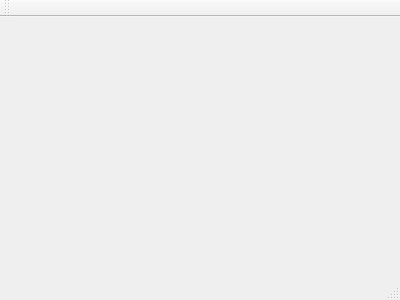
First picture: the form in student/12/timer/mainwindow.ui, repository shamsch/programming2coursework, before the edit.
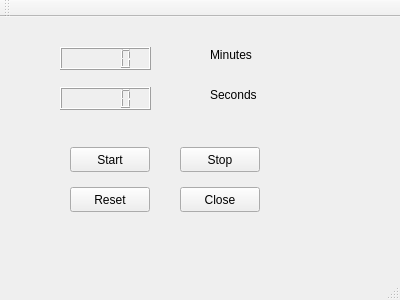
Second picture: the form after the edit.

Commit message: Implemented timer

```diff
--- a/student/12/timer/mainwindow.ui
+++ b/student/12/timer/mainwindow.ui
@@ -12,13 +12,130 @@
   <property name="windowTitle" >
    <string>MainWindow</string>
   </property>
-  <widget class="QMenuBar" name="menuBar" />
-  <widget class="QToolBar" name="mainToolBar" />
-  <widget class="QWidget" name="centralWidget" />
-  <widget class="QStatusBar" name="statusBar" />
+  <widget class="QWidget" name="centralWidget">
+   <widget class="QLCDNumber" name="lcdNumberMin">
+    <property name="geometry">
+     <rect>
+      <x>60</x>
+      <y>30</y>
+      <width>91</width>
+      <height>23</height>
+     </rect>
+    </property>
+    <property name="smallDecimalPoint">
+     <bool>false</bool>
+    </property>
+   </widget>
+   <widget class="QLCDNumber" name="lcdNumberSec">
+    <property name="geometry">
+     <rect>
+      <x>60</x>
+      <y>70</y>
+      <width>91</width>
+      <height>23</height>
+     </rect>
+    </property>
+   </widget>
+   <widget class="QLabel" name="label">
+    <property name="geometry">
+     <rect>
+      <x>210</x>
+      <y>30</y>
+      <width>55</width>
+      <height>16</height>
+     </rect>
+    </property>
+    <property name="text">
+     <string>Minutes</string>
+    </property>
+   </widget>
+   <widget class="QLabel" name="label_2">
+    <property name="geometry">
+     <rect>
+      <x>210</x>
+      <y>70</y>
+      <width>55</width>
+      <height>16</height>
+     </rect>
+    </property>
+    <property name="text">
+     <string>Seconds</string>
+    </property>
+   </widget>
+   <widget class="QPushButton" name="startButton">
+    <property name="geometry">
+     <rect>
+      <x>70</x>
+      <y>130</y>
+      <width>80</width>
+      <height>25</height>
+     </rect>
+    </property>
+    <property name="text">
+     <string>Start</string>
+    </property>
+   </widget>
+   <widget class="QPushButton" name="resetButton">
+    <property name="geometry">
+     <rect>
+      <x>70</x>
+      <y>170</y>
+      <width>80</width>
+      <height>25</height>
+     </rect>
+    </property>
+    <property name="text">
+     <string>Reset</string>
+    </property>
+   </widget>
+   <widget class="QPushButton" name="stopButton">
+    <property name="geometry">
+     <rect>
+      <x>180</x>
+      <y>130</y>
+      <width>80</width>
+      <height>25</height>
+     </rect>
+    </property>
+    <property name="text">
+     <string>Stop</string>
+    </property>
+   </widget>
+   <widget class="QPushButton" name="closeButton">
+    <property name="geometry">
+     <rect>
+      <x>180</x>
+      <y>170</y>
+      <width>80</width>
+      <height>25</height>
+     </rect>
+    </property>
+    <property name="text">
+     <string>Close</string>
+    </property>
+   </widget>
+  </widget>
+  <widget class="QMenuBar" name="menuBar">
+   <property name="geometry">
+    <rect>
+     <x>0</x>
+     <y>0</y>
+     <width>400</width>
+     <height>25</height>
+    </rect>
+   </property>
+  </widget>
+  <widget class="QToolBar" name="mainToolBar">
+   <attribute name="toolBarArea">
+    <enum>TopToolBarArea</enum>
+   </attribute>
+   <attribute name="toolBarBreak">
+    <bool>false</bool>
+   </attribute>
+  </widget>
+  <widget class="QStatusBar" name="statusBar"/>
  </widget>
- <layoutDefault spacing="6" margin="11" />
- <pixmapfunction></pixmapfunction>
+ <layoutdefault spacing="6" margin="11"/>
  <resources/>
  <connections/>
 </ui>
```
Left out of the diff: 26 changed lines with no effect on the pictures. The commit also changes 2 other files.
